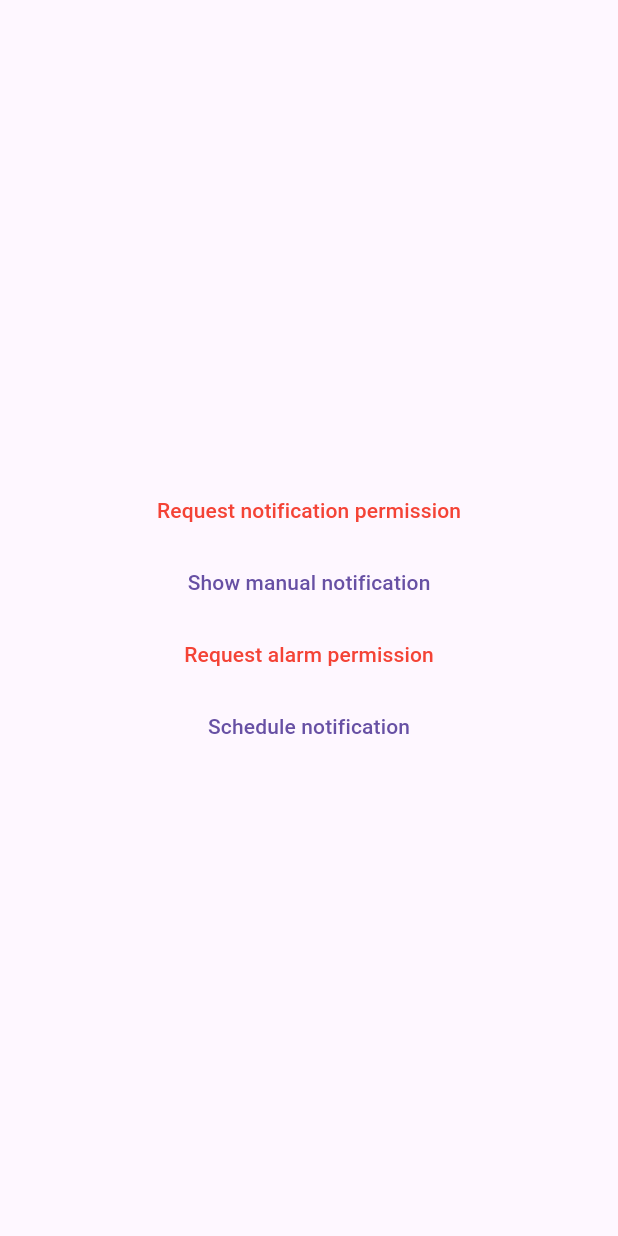
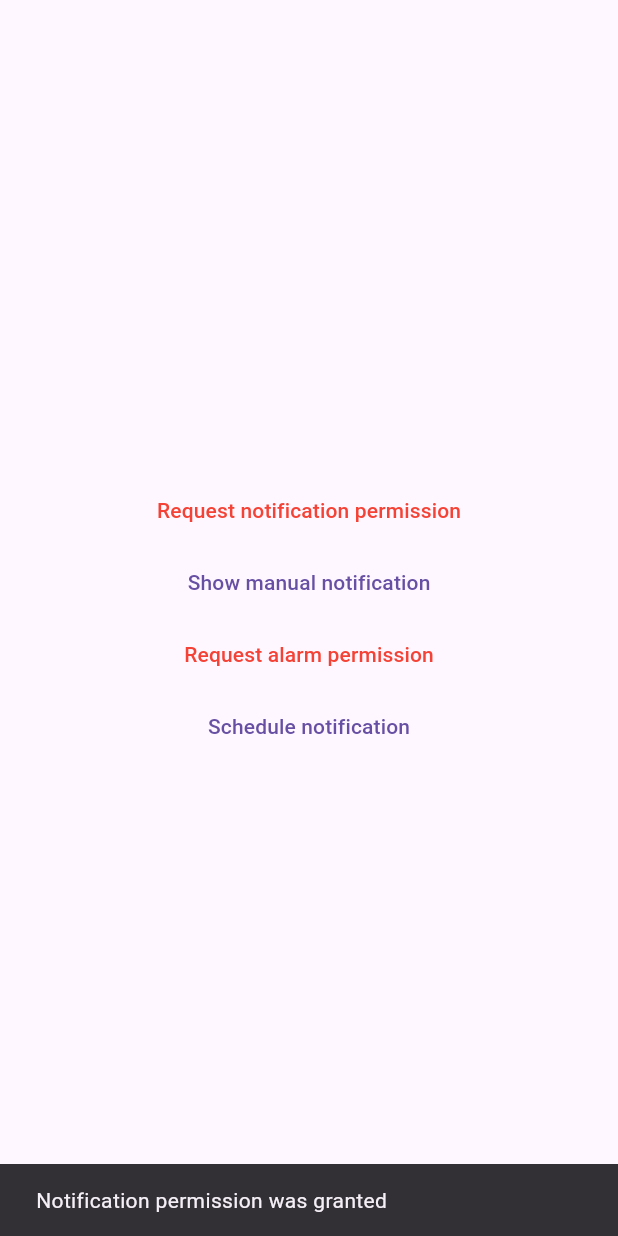
Before and after one commit to carlosburuelortiz/manage_notifications_flutter, a Flutter app: the screen it shows after launch, after a tap on "Request alarm permission", on a phone screen of 412 x 824 dp. Run offline on Flutter 3.47's test engine with Material 3 defaults, Android fonts, the phone set to English and light mode, and no system bars; our stand-ins replace flutter_bloc, flutter_local_notifications, permission_handler, timezone; missing offline and left inert: android_intent_plus.

Commit message:
[BOc] split in BLoC request alarm permission

```diff
--- /dev/null
+++ b/lib/bloc/alarm/alarm_permission_bloc.dart
@@ -0,0 +1,24 @@
+import 'dart:io';
+
+import 'package:flutter_bloc/flutter_bloc.dart';
+
+import 'package:manage_notifications_flutter/bloc/alarm/alarm_permission_event.dart';
+import 'package:manage_notifications_flutter/bloc/alarm/alarm_permission_state.dart';
+import 'package:permission_handler/permission_handler.dart';
+
+class AlarmPermissionBloc
+    extends Bloc<AlarmPermissionEvent, AlarmPermissionState> {
+  AlarmPermissionBloc() : super(AlarmPermissionInitial()) {
+    on<RequestAlarmPermission>((event, emit) async {
+      if (!Platform.isAndroid) {
+        emit(AlarmPermissionIsNotAndroid());
+      } else {
+        if (await Permission.scheduleExactAlarm.status.isGranted) {
+          emit(AlarmPermissionGranted());
+        } else {
+          emit(AlarmPermissionDenied());
+        }
+      }
+    });
+  }
+}
--- /dev/null
+++ b/lib/bloc/alarm/alarm_permission_event.dart
@@ -0,0 +1,3 @@
+abstract class AlarmPermissionEvent {}
+
+class RequestAlarmPermission extends AlarmPermissionEvent {}
--- /dev/null
+++ b/lib/bloc/alarm/alarm_permission_state.dart
@@ -0,0 +1,9 @@
+sealed class AlarmPermissionState {}
+
+class AlarmPermissionInitial extends AlarmPermissionState {}
+
+class AlarmPermissionGranted extends AlarmPermissionState {}
+
+class AlarmPermissionDenied extends AlarmPermissionState {}
+
+class AlarmPermissionIsNotAndroid extends AlarmPermissionState {}
--- /dev/null
+++ b/lib/bloc/blocs.dart
@@ -0,0 +1,6 @@
+export 'alarm/alarm_permission_bloc.dart';
+export 'alarm/alarm_permission_event.dart';
+export 'alarm/alarm_permission_state.dart';
+export 'permission_bloc.dart';
+export 'permission_event.dart';
+export 'permission_state.dart';
--- a/lib/main.dart
+++ b/lib/main.dart
@@ -1,6 +1,7 @@
 import 'package:flutter/material.dart';
 import 'package:flutter_bloc/flutter_bloc.dart';
-import 'package:manage_notifications_flutter/bloc/permission_bloc.dart';
+
+import 'package:manage_notifications_flutter/bloc/blocs.dart';
 import 'package:manage_notifications_flutter/main_screen.dart';
 import 'package:manage_notifications_flutter/notification_service.dart';
 
@@ -18,9 +19,12 @@ class MyApp extends StatelessWidget {
     return MaterialApp(
       debugShowCheckedModeBanner: false,
       title: 'Material App',
-      home: BlocProvider(
-        create: (_) => PermissionBloc(),
-        child: MainScreen()
+      home: MultiBlocProvider(
+        providers: [
+          BlocProvider(create: (_) => PermissionBloc()),
+          BlocProvider(create: (_) => AlarmPermissionBloc()),
+        ],
+        child: MainScreen(),
       ),
     );
   }
--- a/lib/main_screen.dart
+++ b/lib/main_screen.dart
@@ -1,5 +1,3 @@
-import 'dart:io';
-
 import 'package:android_intent_plus/android_intent.dart';
 import 'package:android_intent_plus/flag.dart';
 import 'package:flutter/material.dart';
@@ -8,11 +6,9 @@ import 'package:flutter_bloc/flutter_bloc.dart';
 import 'package:flutter_local_notifications/flutter_local_notifications.dart';
 import 'package:manage_notifications_flutter/notification_service.dart';
 import 'package:permission_handler/permission_handler.dart';
+import 'package:timezone/timezone.dart' as tz;
 
-import 'package:manage_notifications_flutter/bloc/permission_bloc.dart';
-import 'package:manage_notifications_flutter/bloc/permission_event.dart';
-import 'package:manage_notifications_flutter/bloc/permission_state.dart';
-import 'package:timezone/timezone.dart' as tz;
+import 'bloc/blocs.dart';
 
 class MainScreen extends StatelessWidget {
   const MainScreen({super.key});
@@ -43,7 +39,7 @@ class MainScreen extends StatelessWidget {
     );
   }
 
-  void showPermissionGranted(BuildContext context) {
+  void showSnackBarMessage(BuildContext context, String message) {
     ScaffoldMessenger.of(context).showSnackBar(
       SnackBar(
         content: Text('Notification permission was granted'),
@@ -112,41 +108,54 @@ class MainScreen extends StatelessWidget {
       now.minute, //minute
       now.second,
     );
-    scheduled = scheduled.add(Duration(minutes: 1));
+    scheduled = scheduled.add(Duration(seconds: 15));
     // if (scheduled.isBefore(now)) {
     //   scheduled = scheduled.add(Duration(days: 1));
     // }
     return scheduled;
   }
 
-  Future<void> requestExactAlarmPermission(BuildContext context) async {
-    if (await _isAtLeastAndroid12()) {
+  requestScheduleExactAlarmActivity() async {
     final intent = AndroidIntent(
       action: 'android.settings.REQUEST_SCHEDULE_EXACT_ALARM',
       flags: <int>[Flag.FLAG_ACTIVITY_NEW_TASK],
     );
     await intent.launch();
-    } else {
-      print('Alarm permission was granted.');
-    }
-  }
-
-  // the meaning the method is wrong
-  Future<bool> _isAtLeastAndroid12() async {
-    return Platform.isAndroid &&
-        (await Permission.scheduleExactAlarm.status.isDenied);
+    // Request if alarm permission was granted
+    // final result = await intent.launch();
   }
 
   @override
   Widget build(BuildContext context) {
-    return BlocListener<PermissionBloc, PermissionState>(
+    return MultiBlocListener(
+      listeners: [
+        BlocListener<PermissionBloc, PermissionState>(
           listener: (context, state) {
             if (state is PermissionDeniedPermanently) {
               showNotificationPermissionDialog(context);
             } else {
-          showPermissionGranted(context);
+              showSnackBarMessage(
+                context,
+                'Notification permission was granted',
+              );
             }
           },
+        ),
+        BlocListener<AlarmPermissionBloc, AlarmPermissionState>(
+          listener: (context, state) {
+            if (state is AlarmPermissionDenied) {
+              requestScheduleExactAlarmActivity();
+            } else if (state is AlarmPermissionIsNotAndroid) {
+              showSnackBarMessage(
+                context,
+                "Alarm permission is supported only in Android",
+              );
+            } else {
+              showSnackBarMessage(context, 'Alarm permission was granted');
+            }
+          },
+        ),
+      ],
       child: Scaffold(
         body: Center(
           child: Column(
@@ -171,7 +180,9 @@ class MainScreen extends StatelessWidget {
               ),
               TextButton(
                 onPressed: () {
-                  requestExactAlarmPermission(context);
+                  context.read<AlarmPermissionBloc>().add(
+                    RequestAlarmPermission(),
+                  );
                 },
                 child: Text(
                   'Request alarm permission',
```
Lines whose indentation alone changed are shown as unchanged.
